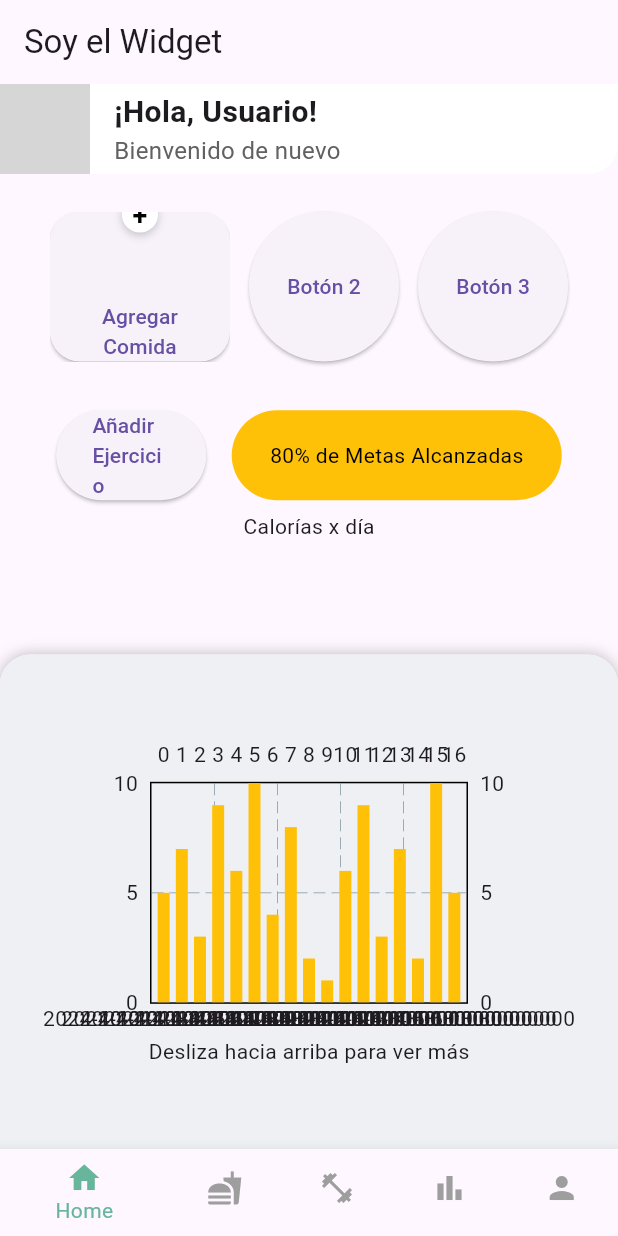
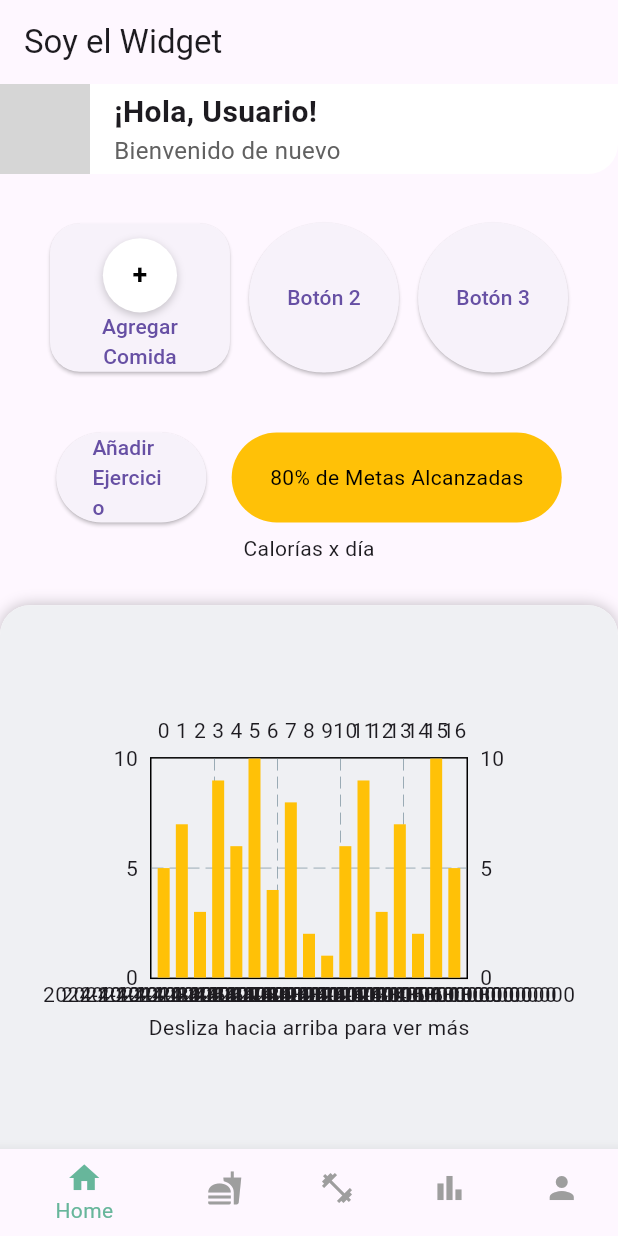
Before and after one commit to AntonellaDalPoggetto/TP3-FitTracker, a Flutter app: the screen it shows after launch, on a phone screen of 412 x 824 dp. Run offline on Flutter 3.47's test engine with Material 3 defaults, Android fonts, the phone set to English and light mode, and no system bars; drawn by our look-alikes of carousel_slider, fl_chart, sliding_up_panel; our stand-ins replace firebase_core, flutter_riverpod, go_router; accounts and stored records are empty; network calls fail; grey boxes are pictures that could not be loaded.

Commit message:
Update home.dart

```diff
--- a/lib/presentation/screens/home.dart
+++ b/lib/presentation/screens/home.dart
@@ -28,15 +28,14 @@ class _HomeState extends State<Home> {
     Text('Perfil'), // Página de perfil
   ];
 
-
   @override
   Widget build(BuildContext context) {
     // Obtén la altura de la pantalla
     double screenHeight = MediaQuery.of(context).size.height;
 
     // Establece minHeight y maxHeight como un porcentaje de la altura de la pantalla
-    double minHeight = screenHeight * 0.4; // 40% de la altura de la pantalla
-    double maxHeight = screenHeight * 0.8; // 80% de la altura de la pantalla
+    double minHeight = screenHeight * 0.44; // 40% de la altura de la pantalla
+    double maxHeight = screenHeight * 0.88; // 80% de la altura de la pantalla
 
     return Scaffold(
       appBar: AppBar(
@@ -61,7 +60,8 @@ class _HomeState extends State<Home> {
           children: [
             _Header(), // Agrega tu header aquí
             Expanded(
-              child: _widgetOptions[_selectedIndex], // Cambia el contenido según el índice seleccionado
+              child: _widgetOptions[
+                  _selectedIndex], // Cambia el contenido según el índice seleccionado
             ),
           ],
         ),
@@ -73,7 +73,6 @@ class _HomeState extends State<Home> {
     );
   }
 }
-
 
 // Widget de encabezado que contiene el saludo, foto y subtítulo
 class _Header extends StatelessWidget {
@@ -89,7 +88,8 @@ class _Header extends StatelessWidget {
           // Foto de perfil
           const CircleAvatar(
             radius: 30,
-            backgroundImage: NetworkImage('https://example.com/tu-foto.jpg'), // Reemplaza con la URL de tu foto
+            backgroundImage: NetworkImage(
+                'https://example.com/tu-foto.jpg'), // Reemplaza con la URL de tu foto
           ),
           const SizedBox(width: 16), // Espacio entre la foto y el texto
           Expanded(
@@ -122,13 +122,25 @@ class _Header extends StatelessWidget {
 class _BodyView extends StatelessWidget {
   const _BodyView();
 
+
   @override
   Widget build(BuildContext context) {
-    return Column(children: [
+    return Column(
+      children: [
         // Primer carrusel con 6 botones
-      CarouselSlider(
+        LayoutBuilder(
+          builder: (context, constraints) {
+                double screenHeight = MediaQuery.of(context).size.height;
+
+            double carouselHeight = screenHeight *0.2; // Usa el maxHeight disponible del LayoutBuilder
+
+
+            double height1 = carouselHeight * 0.6;
+            double width1 = carouselHeight * 0.88; // 88% de la altura disponible
+
+            return CarouselSlider(
               options: CarouselOptions(
-          height: 150.0, // Altura del carrusel
+                height: carouselHeight, // Usa minHeight para la altura del carrusel
                 autoPlay: false,
                 enlargeCenterPage: true,
                 viewportFraction: 0.9,
@@ -140,7 +152,7 @@ class _BodyView extends StatelessWidget {
                   mainAxisAlignment: MainAxisAlignment.spaceEvenly,
                   children: [
                     SizedBox(
-  height: 100,
+                      height: height1,
                       width: 120,
                       child: Stack(
                         alignment: Alignment.topCenter, // Centra el contenido en la parte superior
@@ -166,10 +178,10 @@ class _BodyView extends StatelessWidget {
                             ),
                           ),
                           Positioned(
-        top: -10, // Ajusta este valor para posicionar el '+' donde lo necesites
+                            top: height1 * 0.1, // Ajusta este valor para posicionar el '+' donde lo necesites
                             child: Container(
-          width: 24, // Ajusta el tamaño según sea necesario
-          height: 24, // Ajusta el tamaño según sea necesario
+                              width: height1 * 0.5, // Ajusta el tamaño según sea necesario
+                              height: height1 * 0.5, // Ajusta el tamaño según sea necesario
                               decoration: BoxDecoration(
                                 shape: BoxShape.circle,
                                 color: Colors.white, // Color de fondo del círculo
@@ -255,10 +267,9 @@ SizedBox(
                   ],
                 ),
               ],
+            );
+          },
         ),
-
-
-
 
         // Segundo carrusel con un botón y un rectángulo redondeado
         CarouselSlider(
@@ -333,7 +344,8 @@ SizedBox(
           ],
         ),
         const Text("Calorías x día"),
-    ]);
+      ],
+    );
   }
 }
 
@@ -376,7 +388,8 @@ class _Graph extends ConsumerWidget {
                   showTitles: true,
                   getTitlesWidget: (double value, TitleMeta meta) {
                     final int index = value.toInt();
-                    if (index < 0 || index >= meals.length) return const Text('');
+                    if (index < 0 || index >= meals.length)
+                      return const Text('');
 
                     final String date = meals[index].dateTime.toString();
                     if (shownDates.contains(date)) return const Text('');
```
Lines whose indentation alone changed are shown as unchanged.
